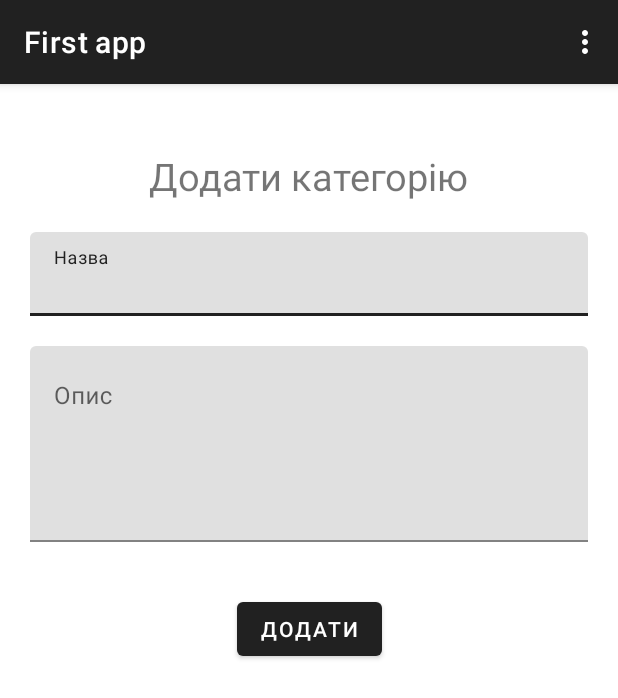
After one commit to kutukov2000/Learn-Android, an Android app: the CategoryCreateActivity screen opened directly, with no data from a screen before it, on a phone screen of 412 x 824 dp. The commit adds this screen. Shown: the top 698 px of the screen. Run offline under Robolectric (Android 15) with nearby library versions, the phone set to English and light mode, and no system bars.

Commit message:
feat: menu & create category ✨

```diff
--- a/app/src/main/AndroidManifest.xml
+++ b/app/src/main/AndroidManifest.xml
@@ -6,17 +6,20 @@
     <uses-permission android:name="android.permission.ACCESS_NETWORK_STATE" />
 
     <application
-        android:networkSecurityConfig="@xml/network_security_config"
         android:name=".application.HomeApplication"
         android:allowBackup="true"
         android:dataExtractionRules="@xml/data_extraction_rules"
         android:fullBackupContent="@xml/backup_rules"
         android:icon="@mipmap/ic_launcher"
         android:label="@string/app_name"
+        android:networkSecurityConfig="@xml/network_security_config"
         android:roundIcon="@mipmap/ic_launcher_round"
         android:supportsRtl="true"
         android:theme="@style/Theme.FirstApp"
         tools:targetApi="31">
+        <activity
+            android:name=".category.CategoryCreateActivity"
+            android:exported="false" />
         <activity
             android:name=".MainActivity"
             android:exported="true">
--- /dev/null
+++ b/app/src/main/java/com/example/firstapp/BaseActivity.java
@@ -0,0 +1,35 @@
+package com.example.firstapp;
+
+import android.content.Intent;
+import android.view.Menu;
+import android.view.MenuItem;
+
+import androidx.appcompat.app.AppCompatActivity;
+
+import com.example.firstapp.category.CategoryCreateActivity;
+
+
+public class BaseActivity extends AppCompatActivity {
+    @Override
+    public boolean onCreateOptionsMenu(Menu menu) {
+        getMenuInflater().inflate(R.menu.main_menu, menu);
+        return true;
+    }
+
+    @Override
+    public boolean onOptionsItemSelected(MenuItem item) {
+        int select = item.getItemId();
+        if (select == R.id.m_home) {
+            Intent intent = new Intent(BaseActivity.this, MainActivity.class);
+            startActivity(intent);
+            return true;
+        }
+        if (select == R.id.m_create) {
+            Intent intent = new Intent(BaseActivity.this, CategoryCreateActivity.class);
+            startActivity(intent);
+            return true;
+        } else {
+            return super.onOptionsItemSelected(item);
+        }
+    }
+}
--- a/app/src/main/java/com/example/firstapp/MainActivity.java
+++ b/app/src/main/java/com/example/firstapp/MainActivity.java
@@ -31,7 +31,7 @@ import retrofit2.Call;
 import retrofit2.Callback;
 import retrofit2.Response;
 
-public class MainActivity extends AppCompatActivity {
+public class MainActivity extends BaseActivity {
 
     RecyclerView rcCategories;
     private EditText editTextUsername, editTextPassword;
--- /dev/null
+++ b/app/src/main/java/com/example/firstapp/category/CategoryCreateActivity.java
@@ -0,0 +1,64 @@
+package com.example.firstapp.category;
+
+import android.content.Intent;
+import android.os.Bundle;
+import android.util.Log;
+import android.view.View;
+
+import com.example.firstapp.BaseActivity;
+import com.example.firstapp.MainActivity;
+import com.example.firstapp.R;
+import com.example.firstapp.dto.category.CategoryCreateDTO;
+import com.example.firstapp.dto.category.CategoryItemDTO;
+import com.example.firstapp.services.ApplicationNetwork;
+import com.google.android.material.textfield.TextInputLayout;
+
+import retrofit2.Call;
+import retrofit2.Callback;
+import retrofit2.Response;
+
+public class CategoryCreateActivity extends BaseActivity {
+
+    TextInputLayout tlCategoryName;
+    TextInputLayout tlCategoryDescription;
+
+    @Override
+    protected void onCreate(Bundle savedInstanceState) {
+        super.onCreate(savedInstanceState);
+        setContentView(R.layout.activity_category_create);
+
+        tlCategoryName = findViewById(R.id.tlCategoryName);
+        tlCategoryDescription = findViewById(R.id.tlCategoryDescription);
+    }
+
+    public void onClickCreateCategory(View view) {
+        try {
+            String name = tlCategoryName.getEditText().getText().toString().trim();
+            String description = tlCategoryDescription.getEditText().getText().toString().trim();
+            CategoryCreateDTO dto = new CategoryCreateDTO();
+            dto.setName(name);
+            dto.setDescription(description);
+            ApplicationNetwork.getInstance()
+                    .getCategoriesApi()
+                    .create(dto)
+                    .enqueue(new Callback<CategoryItemDTO>() {
+                        @Override
+                        public void onResponse(Call<CategoryItemDTO> call, Response<CategoryItemDTO> response) {
+                            if (response.isSuccessful()) {
+                                Intent intent = new Intent(CategoryCreateActivity.this, MainActivity.class);
+                                startActivity(intent);
+                                finish();
+                            }
+                        }
+
+                        @Override
+                        public void onFailure(Call<CategoryItemDTO> call, Throwable throwable) {
+
+                        }
+                    });
+        } catch (Exception ex) {
+            Log.e("--CategoryCreateActivity--", "Problem create " + ex.getMessage());
+        }
+    }
+
+}
--- a/app/src/main/java/com/example/firstapp/network/CategoriesApi.java
+++ b/app/src/main/java/com/example/firstapp/network/CategoriesApi.java
@@ -1,5 +1,6 @@
 package com.example.firstapp.network;
 
+import com.example.firstapp.dto.category.CategoryCreateDTO;
 import com.example.firstapp.dto.category.CategoryItemDTO;
 import com.example.firstapp.models.LoginRequest;
 import com.example.firstapp.models.LoginResponse;
@@ -16,6 +17,9 @@ public interface CategoriesApi {
     @GET("/api/categories")
     public Call<List<CategoryItemDTO>> list();
 
+    @POST("/api/categories")
+    public Call<CategoryItemDTO> create(@Body CategoryCreateDTO categoryCreateDTO);
+
     @POST("/api/account/login")
     public Call<LoginResponse> login(@Body LoginRequest loginRequest);
 }
--- /dev/null
+++ b/app/src/main/res/layout/activity_category_create.xml
@@ -0,0 +1,70 @@
+<?xml version="1.0" encoding="utf-8"?>
+<ScrollView xmlns:android="http://schemas.android.com/apk/res/android"
+    xmlns:app="http://schemas.android.com/apk/res-auto"
+    xmlns:tools="http://schemas.android.com/tools"
+    android:layout_width="match_parent"
+    android:layout_height="match_parent">
+
+    <androidx.constraintlayout.widget.ConstraintLayout
+        android:layout_width="match_parent"
+        android:layout_height="match_parent"
+        android:layout_marginStart="20dp"
+        android:layout_marginEnd="20dp"
+        tools:context=".category.CategoryCreateActivity">
+
+        <TextView
+            android:id="@+id/tvTitle"
+            android:layout_width="wrap_content"
+            android:layout_height="wrap_content"
+            android:layout_marginTop="44dp"
+            android:text="Додати категорію"
+            android:textSize="25dp"
+            app:layout_constraintEnd_toEndOf="parent"
+            app:layout_constraintHorizontal_bias="0.498"
+            app:layout_constraintStart_toStartOf="parent"
+            app:layout_constraintTop_toTopOf="parent" />
+
+        <com.google.android.material.textfield.TextInputLayout
+            android:id="@+id/tlCategoryName"
+            android:layout_width="match_parent"
+            android:layout_height="wrap_content"
+            android:layout_marginTop="20dp"
+            android:hint="Назва"
+            app:layout_constraintTop_toBottomOf="@id/tvTitle">
+
+            <com.google.android.material.textfield.TextInputEditText
+                android:layout_width="match_parent"
+                android:layout_height="wrap_content"
+                android:inputType="textCapSentences" />
+        </com.google.android.material.textfield.TextInputLayout>
+
+        <com.google.android.material.textfield.TextInputLayout
+            android:id="@+id/tlCategoryDescription"
+            android:layout_width="match_parent"
+            android:layout_height="wrap_content"
+            android:layout_marginTop="20dp"
+            android:hint="Опис"
+            app:layout_constraintTop_toBottomOf="@+id/tlCategoryName">
+
+            <com.google.android.material.textfield.TextInputEditText
+                android:layout_width="match_parent"
+                android:layout_height="wrap_content"
+
+                android:gravity="start"
+                android:lines="5"
+                android:maxLines="10" />
+        </com.google.android.material.textfield.TextInputLayout>
+
+        <Button
+            android:id="@+id/btnCategoryCreate"
+            android:layout_width="wrap_content"
+            android:layout_height="wrap_content"
+            android:layout_marginTop="34dp"
+            android:onClick="onClickCreateCategory"
+            android:text="Додати"
+            app:layout_constraintEnd_toEndOf="parent"
+            app:layout_constraintStart_toStartOf="parent"
+            app:layout_constraintTop_toBottomOf="@+id/tlCategoryDescription" />
+
+    </androidx.constraintlayout.widget.ConstraintLayout>
+</ScrollView>
--- /dev/null
+++ b/app/src/main/res/menu/main_menu.xml
@@ -0,0 +1,7 @@
+<?xml version="1.0" encoding="utf-8"?>
+<menu xmlns:android="http://schemas.android.com/apk/res/android">
+    <item android:id="@+id/m_home"
+        android:title="Головна"/>
+    <item android:id="@+id/m_create"
+        android:title="Додати"/>
+</menu>
--- a/app/src/main/res/values/themes.xml
+++ b/app/src/main/res/values/themes.xml
@@ -1,6 +1,7 @@
 <resources xmlns:tools="http://schemas.android.com/tools">
     <!-- Base application theme. -->
-    <style name="Base.Theme.FirstApp" parent="Theme.Material3.DayNight.NoActionBar">
+    <style name="Base.Theme.FirstApp" parent="Theme.MaterialComponents.Light.DarkActionBar">
+        <!-- <style name="Base.Theme.FirstApp" parent="Theme.Material3.DayNight.NoActionBar">-->
         <!-- Customize your light theme here. -->
         <!-- <item name="colorPrimary">@color/my_light_primary</item> -->
     </style>
```
Also changed, not shown: app/src/main/java/com/example/firstapp/dto/category/CategoryCreateDTO.java (added, +23 -0 lines).
